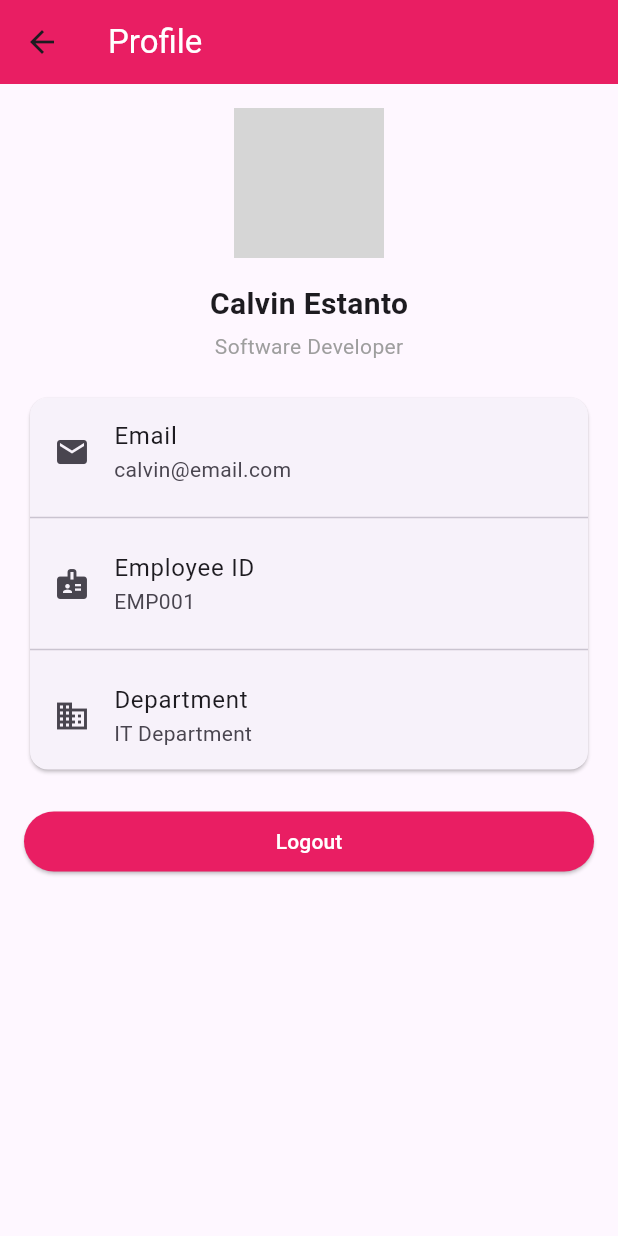
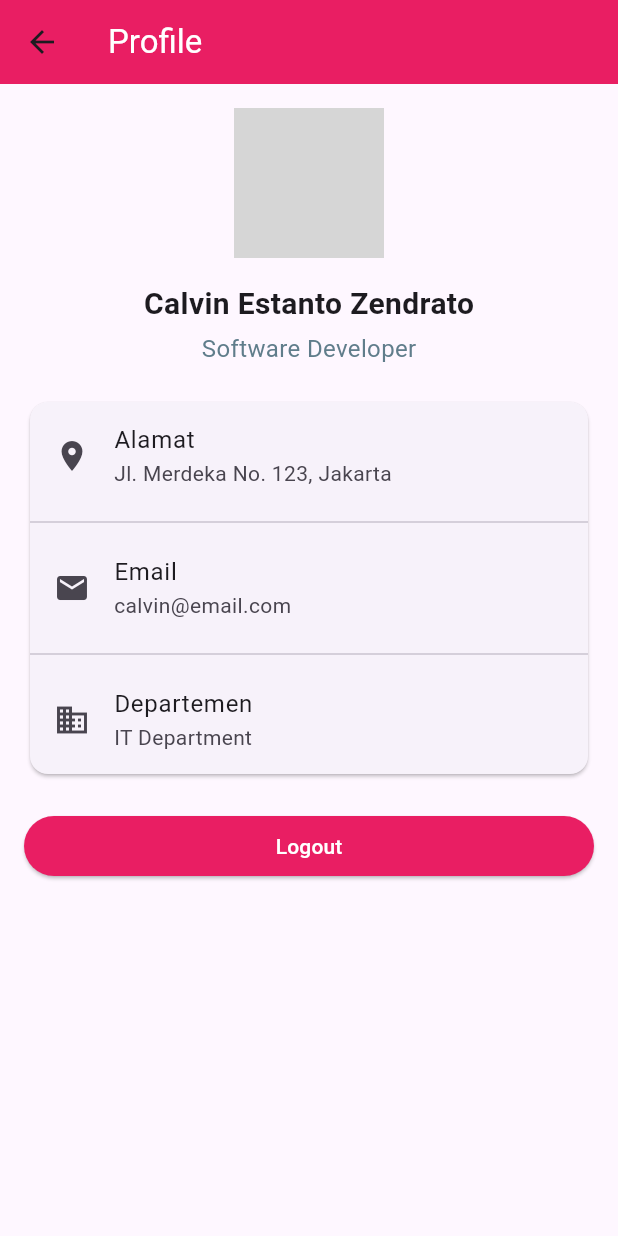
Before and after one commit to anrexus7/RPLL-HBC, a Flutter app: the screen it shows after launch, after a tap on the "person" icon, on a phone screen of 412 x 824 dp. Run offline on Flutter 3.47's test engine with Material 3 defaults, Android fonts, the phone set to English and light mode, and no system bars; missing offline and left inert: mobile_scanner; network calls fail; grey boxes are pictures that could not be loaded.

Commit message:
perbaikin halaman home, dan tambah halaman profile

```diff
--- a/mobile/lib/screen/home/home_screen.dart
+++ b/mobile/lib/screen/home/home_screen.dart
@@ -18,6 +18,13 @@ class HomeScreen extends StatelessWidget {
               Navigator.pushNamed(context, "/profile");
             },
             icon: const Icon(Icons.person, color: Colors.white, size: 30),
+          ),
+          IconButton(
+            onPressed: () {
+              print("Notifikasi");
+              // Navigator.pushNamed(context, "/profile");
+            },
+            icon: const Icon(Icons.mail, color: Colors.white, size: 30),
           ),
         ],
         backgroundColor: Colors.pink,
@@ -75,6 +82,29 @@ class HomeScreen extends StatelessWidget {
         "total": "7h 50m",
       },
     ];
+
+    String? selectedMonth;
+    String? selectedYear;
+
+    final List<String> months = [
+      "January",
+      "February",
+      "March",
+      "April",
+      "May",
+      "June",
+      "July",
+      "August",
+      "September",
+      "October",
+      "November",
+      "December",
+    ];
+
+    final List<String> years = List.generate(
+      10,
+      (index) => (2020 + index).toString(),
+    );
     return SingleChildScrollView(
       child: Padding(
         padding: const EdgeInsets.all(16),
@@ -84,12 +114,40 @@ class HomeScreen extends StatelessWidget {
 
             Row(
               children: [
-                _statCard("2", "Leave", Colors.blue),
-                _statCard("5", "Reimbursement", Colors.purple),
+                _statCard(
+                  "2",
+                  "Leave",
+                  Colors.blue,
+                  onTap: () {
+                    print("Leave diklik");
+                    // Navigator.pushNamed(context, "/leave");
+                  },
+                ),
+                _statCard(
+                  "5",
+                  "Reimbursement",
+                  Colors.purple,
+                  onTap: () {
+                    print("Reimbursement diklik");
+                    // Navigator.pushNamed(context, "/reimbursement");
+                  },
+                ),
               ],
             ),
 
-            Row(children: [_statCard("Rp XXX,00", "Wage", Colors.red)]),
+            Row(
+              children: [
+                _statCard(
+                  "Rp XXX,00",
+                  "Wage",
+                  Colors.red,
+                  onTap: () {
+                    print("Reimbursement diklik");
+                    // Navigator.pushNamed(context, "/reimbursement");
+                  },
+                ),
+              ],
+            ),
 
             const SizedBox(height: 16),
 
@@ -102,20 +160,53 @@ class HomeScreen extends StatelessWidget {
             ),
 
             const SizedBox(height: 10),
-            Container(
-              padding: const EdgeInsets.symmetric(horizontal: 16, vertical: 10),
-              decoration: BoxDecoration(
-                border: Border.all(color: Colors.grey.shade300),
+
+            Row(
+              children: [
+                Expanded(
+                  child: DropdownButtonFormField<String>(
+                    value: selectedMonth,
+                    decoration: InputDecoration(
+                      labelText: "Month",
+                      border: OutlineInputBorder(
                         borderRadius: BorderRadius.circular(8),
                       ),
-              child: const Row(
-                mainAxisAlignment: MainAxisAlignment.spaceBetween,
-                children: [
-                  Text("January 2024"),
-                  Icon(Icons.keyboard_arrow_down),
+                    ),
+                    items: months.map((month) {
+                      return DropdownMenuItem(value: month, child: Text(month));
+                    }).toList(),
+                    onChanged: (value) {
+                      // setState(() {
+                      //   selectedMonth = value;
+                      // });
+                    },
+                  ),
+                ),
+
+                const SizedBox(width: 12), // jarak antar dropdown
+
+                Expanded(
+                  child: DropdownButtonFormField<String>(
+                    value: selectedYear,
+                    decoration: InputDecoration(
+                      labelText: "Year",
+                      border: OutlineInputBorder(
+                        borderRadius: BorderRadius.circular(8),
+                      ),
+                    ),
+                    items: years.map((year) {
+                      return DropdownMenuItem(value: year, child: Text(year));
+                    }).toList(),
+                    onChanged: (value) {
+                      // setState(() {
+                      //   selectedYear = value;
+                      // });
+                    },
+                  ),
+                ),
               ],
             ),
-            ),
+
             const SizedBox(height: 10),
 
             Card(
@@ -145,8 +236,16 @@ class HomeScreen extends StatelessWidget {
     );
   }
 
-  Widget _statCard(String number, String title, Color color) {
+  Widget _statCard(
+    String number,
+    String title,
+    Color color, {
+    VoidCallback? onTap,
+  }) {
     return Expanded(
+      child: InkWell(
+        onTap: onTap,
+        borderRadius: BorderRadius.circular(10),
         child: Container(
           margin: const EdgeInsets.all(6),
           padding: const EdgeInsets.all(16),
@@ -166,6 +265,7 @@ class HomeScreen extends StatelessWidget {
               ),
               Text(title),
             ],
+          ),
         ),
       ),
     );
--- a/mobile/lib/screen/profil/profile_screen.dart
+++ b/mobile/lib/screen/profil/profile_screen.dart
@@ -14,37 +14,36 @@ class ProfileScreen extends StatelessWidget {
         padding: const EdgeInsets.all(16),
         child: Column(
           children: [
-
-            // FOTO PROFIL
             const CircleAvatar(
               radius: 50,
-              backgroundImage: AssetImage("assets"),
+              backgroundImage: NetworkImage("https://unsplash.com/s/photos/image"),
             ),
 
             const SizedBox(height: 16),
 
-            // NAMA
             const Text(
-              "Calvin Estanto",
-              style: TextStyle(
-                fontSize: 20,
-                fontWeight: FontWeight.bold,
-              ),
+              "Calvin Estanto Zendrato",
+              style: TextStyle(fontSize: 20, fontWeight: FontWeight.bold),
             ),
 
             const SizedBox(height: 4),
 
             const Text(
               "Software Developer",
-              style: TextStyle(color: Colors.grey),
+              style: TextStyle(color: Colors.blueGrey, fontSize: 16),
             ),
 
             const SizedBox(height: 20),
 
-            // CARD INFORMASI
             Card(
               child: Column(
                 children: const [
+                  ListTile(
+                    leading: Icon(Icons.location_on),
+                    title: Text("Alamat"),
+                    subtitle: Text("Jl. Merdeka No. 123, Jakarta"),
+                  ),
+                  Divider(),
                   ListTile(
                     leading: Icon(Icons.email),
                     title: Text("Email"),
@@ -52,14 +51,8 @@ class ProfileScreen extends StatelessWidget {
                   ),
                   Divider(),
                   ListTile(
-                    leading: Icon(Icons.badge),
-                    title: Text("Employee ID"),
-                    subtitle: Text("EMP001"),
-                  ),
-                  Divider(),
-                  ListTile(
                     leading: Icon(Icons.business),
-                    title: Text("Department"),
+                    title: Text("Departemen"),
                     subtitle: Text("IT Department"),
                   ),
                 ],
@@ -68,17 +61,17 @@ class ProfileScreen extends StatelessWidget {
 
             const SizedBox(height: 20),
 
-            // BUTTON LOGOUT
             SizedBox(
               width: double.infinity,
               child: ElevatedButton(
-                style: ElevatedButton.styleFrom(
-                  backgroundColor: Colors.pink,
-                ),
+                style: ElevatedButton.styleFrom(backgroundColor: Colors.pink),
                 onPressed: () {
                   // logic logout
                 },
-                child: const Text("Logout", style: TextStyle(color: Colors.white),),
+                child: const Text(
+                  "Logout",
+                  style: TextStyle(color: Colors.white),
+                ),
               ),
             ),
           ],
```
Lines whose indentation alone changed are shown as unchanged.
